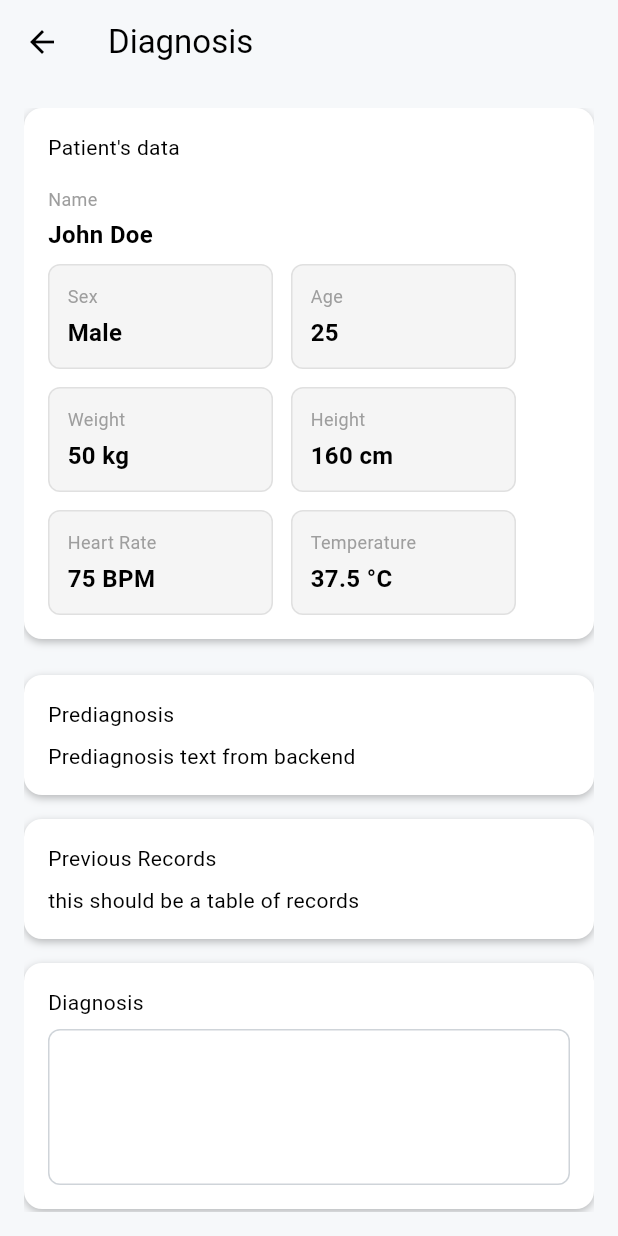
After one commit to TrianaAI/triana-web, a Flutter app: the DoctorDiagnosisView screen opened by its route, on a phone screen of 412 x 824 dp. The commit adds this screen. Run offline on Flutter 3.47's test engine with Material 3 defaults, Android fonts, the light colour scheme and no system bars; our stand-ins replace bloc, equatable, flutter_modular; missing offline and left inert: mqtt_client.

Commit message:
doctor views

```diff
--- /dev/null
+++ b/lib/features/doctor/cubit/doctor_state.dart
@@ -0,0 +1,6 @@
+part of 'doctor_cubit.dart';
+
+@immutable
+sealed class DoctorState {}
+
+final class DoctorInitial extends DoctorState {}
--- /dev/null
+++ b/lib/features/doctor/views/diagnosis.dart
@@ -0,0 +1,197 @@
+import 'package:flutter/material.dart';
+
+class DoctorDiagnosisView extends StatefulWidget {
+  const DoctorDiagnosisView({super.key});
+
+  @override
+  State<DoctorDiagnosisView> createState() => _DoctorDiagnosisViewState();
+}
+
+class _DoctorDiagnosisViewState extends State<DoctorDiagnosisView> {
+  final TextEditingController _prediagnosisController = TextEditingController();
+
+  int queueNumber = 19;
+
+  void _finishAppointment() {
+    // Add logic here if needed
+    ScaffoldMessenger.of(
+      context,
+    ).showSnackBar(const SnackBar(content: Text("Appointment finished")));
+  }
+
+  @override
+  Widget build(BuildContext context) {
+    return Scaffold(
+      appBar: AppBar(title: const Text('Diagnosis')),
+      body: Stack(
+        children: [
+          Padding(
+            padding: const EdgeInsets.all(16),
+            child: ListView(
+              children: [
+                Container(
+                  padding: const EdgeInsets.all(16),
+                  decoration: BoxDecoration(
+                    color: Colors.white,
+                    borderRadius: BorderRadius.circular(12),
+                    boxShadow: [
+                      BoxShadow(
+                        color: Colors.black26,
+                        blurRadius: 4,
+                        offset: const Offset(0, 2),
+                      ),
+                    ],
+                  ),
+                  child: Column(
+                    crossAxisAlignment: CrossAxisAlignment.start,
+                    children: [
+                      const Text("Patient's data"),
+                      const SizedBox(height: 16),
+                      Text(
+                        "Name",
+                        style: const TextStyle(
+                          color: Colors.grey,
+                          fontSize: 12,
+                        ),
+                      ),
+                      const SizedBox(height: 4),
+                      Text(
+                        "John Doe",
+                        style: const TextStyle(
+                          fontSize: 16,
+                          fontWeight: FontWeight.w600,
+                        ),
+                      ),
+                      const SizedBox(height: 8),
+                      // Wrap grid-like summary
+                      Wrap(
+                        spacing: 12,
+                        runSpacing: 12,
+                        children: [
+                          _infoCard("Sex", "Male"),
+                          _infoCard("Age", "25"),
+                          _infoCard("Weight", "50 kg"),
+                          _infoCard("Height", "160 cm"),
+                          _infoCard("Heart Rate", "75 BPM"),
+                          _infoCard("Temperature", "37.5 °C"),
+                        ],
+                      ),
+                    ],
+                  ),
+                ),
+
+                const SizedBox(height: 24),
+
+                Container(
+                  padding: EdgeInsets.all(16),
+                  decoration: BoxDecoration(
+                    color: Colors.white,
+                    borderRadius: BorderRadius.circular(12),
+                    boxShadow: [
+                      BoxShadow(
+                        color: Colors.black26,
+                        blurRadius: 4,
+                        offset: const Offset(0, 2),
+                      ),
+                    ],
+                  ),
+                  child: Column(
+                    crossAxisAlignment: CrossAxisAlignment.start,
+                    children: [
+                      const Text("Prediagnosis"),
+                      const SizedBox(height: 8),
+                      Text("Prediagnosis text from backend"),
+                    ],
+                  ),
+                ),
+
+                const SizedBox(height: 16),
+
+                Container(
+                  padding: EdgeInsets.all(16),
+                  decoration: BoxDecoration(
+                    color: Colors.white,
+                    borderRadius: BorderRadius.circular(12),
+                    boxShadow: [
+                      BoxShadow(
+                        color: Colors.black26,
+                        blurRadius: 4,
+                        offset: const Offset(0, 2),
+                      ),
+                    ],
+                  ),
+                  child: Column(
+                    crossAxisAlignment: CrossAxisAlignment.start,
+                    children: [
+                      const Text("Previous Records"),
+                      const SizedBox(height: 8),
+                      Text("this should be a table of records"),
+                    ],
+                  ),
+                ),
+
+                const SizedBox(height: 16),
+
+                Container(
+                  padding: const EdgeInsets.all(16),
+                  decoration: BoxDecoration(
+                    color: Colors.white,
+                    borderRadius: BorderRadius.circular(12),
+                    boxShadow: [
+                      BoxShadow(
+                        color: Colors.black26,
+                        blurRadius: 4,
+                        offset: const Offset(0, 2),
+                      ),
+                    ],
+                  ),
+                  child: Column(
+                    crossAxisAlignment: CrossAxisAlignment.start,
+                    children: [
+                      const Text("Diagnosis"),
+                      const SizedBox(height: 8),
+                      TextField(
+                        controller: _prediagnosisController,
+                        maxLines: 3,
+                      ),
+                    ],
+                  ),
+                ),
+
+                const SizedBox(height: 24),
+
+                ElevatedButton(
+                  onPressed: _finishAppointment,
+                  child: const Text("Finish"),
+                ),
+              ],
+            ),
+          ),
+        ],
+      ),
+    );
+  }
+}
+
+Widget _infoCard(String label, String value) {
+  return Container(
+    width: 150,
+    padding: const EdgeInsets.all(12),
+    decoration: BoxDecoration(
+      color: Colors.grey[100],
+      borderRadius: BorderRadius.circular(8),
+      border: Border.all(color: Colors.grey.shade300),
+    ),
+    child: Column(
+      crossAxisAlignment: CrossAxisAlignment.start,
+      children: [
+        Text(label, style: const TextStyle(color: Colors.grey, fontSize: 12)),
+        const SizedBox(height: 4),
+        Text(
+          value,
+          style: const TextStyle(fontSize: 16, fontWeight: FontWeight.w600),
+        ),
+      ],
+    ),
+  );
+}
--- a/lib/routes/routes.dart
+++ b/lib/routes/routes.dart
@@ -3,12 +3,17 @@ import 'package:triana_web/features/front_counter/models/form.dart';
 import 'package:triana_web/features/front_counter/views/chat.dart';
 import 'package:triana_web/features/front_counter/views/identity_form.dart';
 
+import 'package:triana_web/features/doctor/views/diagnosis.dart';
+import 'package:triana_web/features/doctor/views/home.dart';
+
 part 'front_counter.dart';
+part 'doctor.dart';
 
 class MainRoutes extends Module {
   @override
   void routes(RouteManager r) {
     r.redirect('/', to: '/front_counter');
     r.module('/front_counter', module: FrontCounterModule());
+    r.module('/doctor', module: DoctorModule());
   }
 }
```
Also changed, not shown: lib/features/doctor/cubit/doctor_cubit.dart (added, +8 -0 lines), lib/features/doctor/views/home.dart (added, +82 -0 lines), lib/main.dart (+43 -2 lines), lib/routes/doctor.dart (added, +9 -0 lines).
